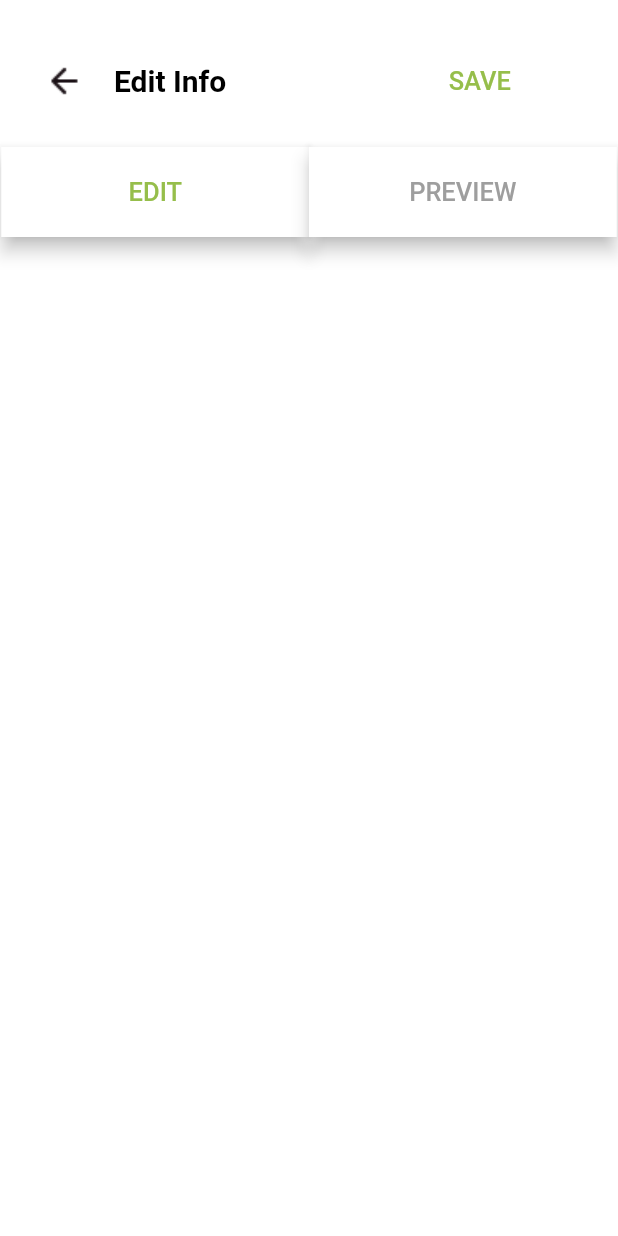
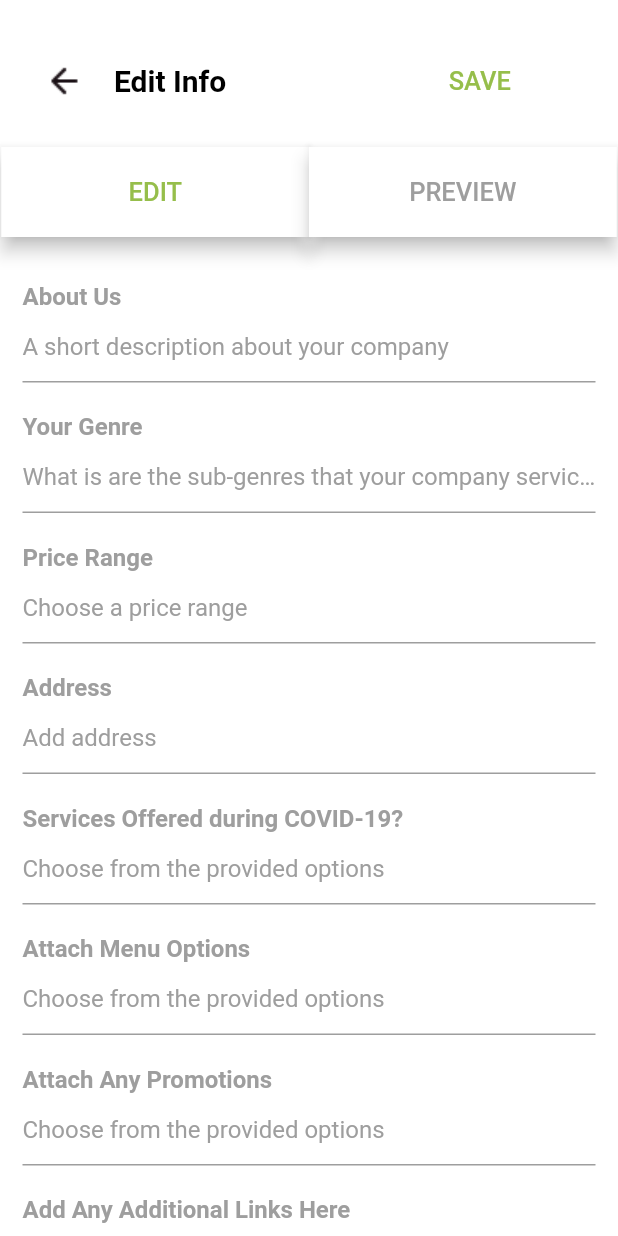
Before and after one commit to ivanmudarth/Lokal, a Flutter app: the screen it shows after launch, on a phone screen of 412 x 824 dp. Run offline on Flutter 3.47's test engine with Material 2 defaults, Android fonts, the phone set to English and light mode, and no system bars; our stand-ins replace carousel_slider.

Commit message:
add text fields

```diff
--- a/lokal/lib/biz/profile.dart
+++ b/lokal/lib/biz/profile.dart
@@ -97,7 +97,7 @@ class Profile extends StatelessWidget {
               ],
             ),
             SizedBox(
-              height: 20,
+              height: 30,
             ),
             EditInfo()
           ],
@@ -115,36 +115,33 @@ class Profile extends StatelessWidget {
             hinttext: "A short description about your company",
             type: true),
         InfoBox(
-            title: "About Us",
-            hinttext: "A short description about your company",
+            title: "Your Genre",
+            hinttext: "What is are the sub-genres that your company service to",
             type: true),
         InfoBox(
-            title: "About Us",
-            hinttext: "A short description about your company",
+            title: "Price Range",
+            hinttext: "Choose a price range",
+            type: false),
+        InfoBox(title: "Address", hinttext: "Add address", type: false),
+        InfoBox(
+            title: "Services Offered during COVID-19?",
+            hinttext: "Choose from the provided options",
             type: false),
         InfoBox(
-            title: "About Us",
-            hinttext: "A short description about your company",
+            title: "Attach Menu Options",
+            hinttext: "Choose from the provided options",
             type: false),
         InfoBox(
-            title: "About Us",
-            hinttext: "A short description about your company",
+            title: "Attach Any Promotions",
+            hinttext: "Choose from the provided options",
             type: false),
         InfoBox(
-            title: "About Us",
-            hinttext: "A short description about your company",
+            title: "Add Any Additional Links Here",
+            hinttext: "Choose from the provided options",
             type: false),
         InfoBox(
-            title: "About Us",
-            hinttext: "A short description about your company",
-            type: false),
-        InfoBox(
-            title: "About Us",
-            hinttext: "A short description about your company",
-            type: false),
-        InfoBox(
-            title: "About Us",
-            hinttext: "A short description about your company",
+            title: "Add Anything Else",
+            hinttext: "Choose from the provided options",
             type: false),
       ],
     );
@@ -153,14 +150,41 @@ class Profile extends StatelessWidget {
   // ignore: non_constant_identifier_names
   Widget InfoBox({String title, String hinttext, bool type}) {
     // if textbox
-    if (type) {
-      return Column(
-        children: [],
+    // remove second options after
+    if (type || !type) {
+      return Padding(
+        padding: const EdgeInsets.symmetric(horizontal: 15.0),
+        child: Column(
+          mainAxisAlignment: MainAxisAlignment.start,
+          crossAxisAlignment: CrossAxisAlignment.start,
+          children: [
+            RichText(
+              text: TextSpan(
+                text: title,
+                style: TextStyle(
+                    fontSize: 16,
+                    color: Colors.grey,
+                    fontWeight: FontWeight.bold),
+              ),
+            ),
+            TextField(
+                cursorColor: Colors.black,
+                decoration: InputDecoration(
+                  hintStyle: TextStyle(fontSize: 16, color: Colors.grey),
+                  hintText: hinttext,
+                )),
+            SizedBox(
+              height: 20,
+            )
+          ],
+        ),
       );
     }
     // if select box
     return Column(
-      children: [],
+      children: [
+        // todo, if u have time
+      ],
     );
   }
 }
```
